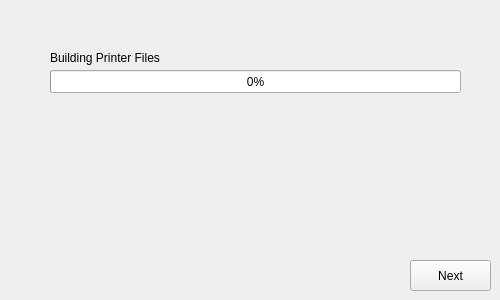
Before: the Qt Designer form gui/mainwindow.ui in IceForgTW/retr3d, drawn with Qt 5.
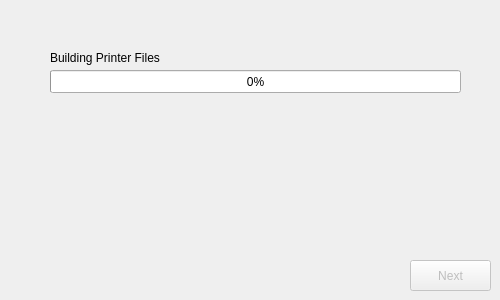
After: the same form once the commit is applied. The open tabs and pages were chosen to show the change. Icons and pictures are not drawn.

```diff
--- a/gui/mainwindow.ui
+++ b/gui/mainwindow.ui
@@ -363,6 +363,9 @@
     </widget>
     <widget class="QWidget" name="page_7">
      <widget class="QPushButton" name="next3">
+      <property name="enabled">
+       <bool>false</bool>
+      </property>
       <property name="geometry">
        <rect>
         <x>410</x>
```
